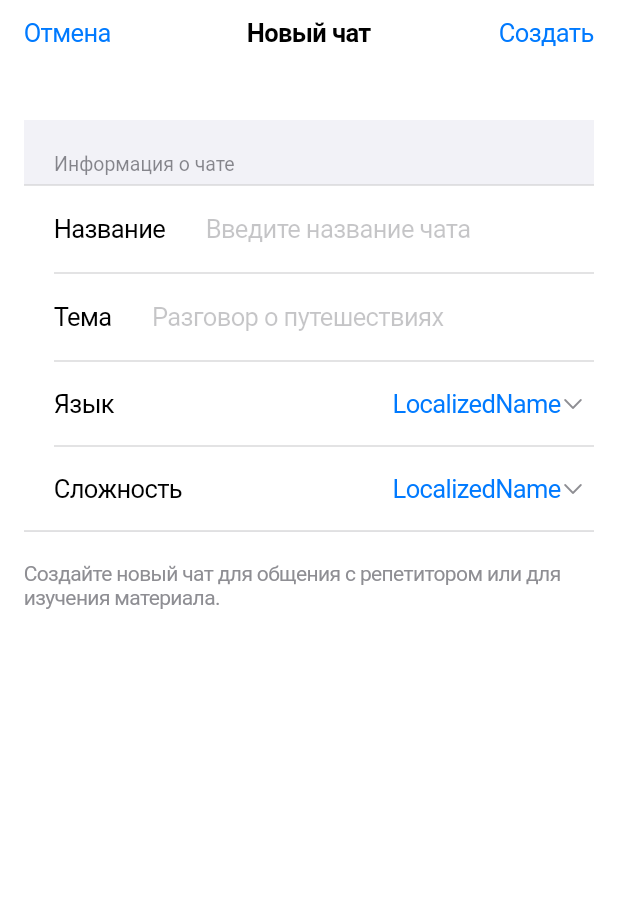
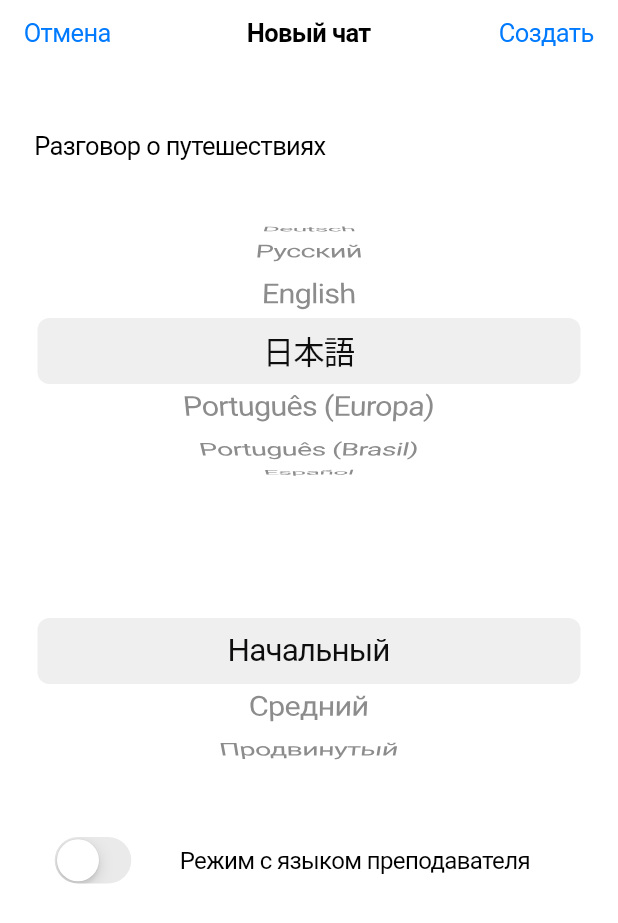
Before and after one commit to RuslanTsitser/repeat_tutor, a Flutter app: the CreateChatScreen screen opened by its route, on a phone screen of 412 x 824 dp. Shown: the top 923 px of the screen. Run offline on Flutter 3.47's test engine with Material 3 defaults, Android fonts, the phone set to English and light mode, and no system bars; our stand-ins replace auto_route, dio, drift, equatable, flutter_riverpod, package_info_plus and 3 more; missing offline and left inert: ab_test_service, apphud, flutter_webrtc, sqlite3; accounts and stored records are empty; generated files the repository leaves out were written again.

Commit message:
feat(chat): enhance chat list and create chat screen functionality
- Updated the chat list screen to implement chat creation and deletion functionalities using respective use cases.
- Refactored the create chat screen to utilize a state provider for managing chat entity data, including language and difficulty level selections.
- Improved user experience by adding validation and dynamic updates for chat topic and teacher language options.

```diff
--- a/lib/presentation/screens/create_chat_screen.dart
+++ b/lib/presentation/screens/create_chat_screen.dart
@@ -2,19 +2,53 @@ import 'package:auto_route/auto_route.dart';
 import 'package:flutter/cupertino.dart';
 import 'package:flutter_riverpod/flutter_riverpod.dart';
 
+import '../../domain/models/session_difficulty_level.dart';
+import '../../domain/models/session_language.dart';
 import '../../infrastructure/core.dart';
 
+class CreateChatEntity {
+  const CreateChatEntity({
+    required this.language,
+    required this.level,
+    required this.teacherLanguage,
+    required this.topic,
+  });
+  final SessionLanguage language;
+  final SessionDifficultyLevel level;
+  final SessionLanguage? teacherLanguage;
+  final String topic;
+
+  CreateChatEntity copyWith({
+    SessionLanguage? language,
+    SessionDifficultyLevel? level,
+    SessionLanguage? teacherLanguage,
+    String? topic,
+  }) {
+    return CreateChatEntity(
+      language: language ?? this.language,
+      level: level ?? this.level,
+      teacherLanguage: teacherLanguage ?? this.teacherLanguage,
+      topic: topic ?? this.topic,
+    );
+  }
+}
+
+final createChatEntityProvider = StateProvider.autoDispose((ref) {
+  return const CreateChatEntity(
+    language: SessionLanguage.english,
+    level: SessionDifficultyLevel.beginner,
+    teacherLanguage: null,
+    topic: 'Разговор о путешествиях',
+  );
+});
+
 @RoutePage()
-class CreateChatScreen extends ConsumerStatefulWidget {
+class CreateChatScreen extends ConsumerWidget {
   const CreateChatScreen({super.key});
 
   @override
-  ConsumerState<CreateChatScreen> createState() => _CreateChatScreenState();
-}
-
-class _CreateChatScreenState extends ConsumerState<CreateChatScreen> {
-  @override
-  Widget build(BuildContext context) {
+  Widget build(BuildContext context, WidgetRef ref) {
+    final entity = ref.watch(createChatEntityProvider);
     return CupertinoPageScaffold(
       navigationBar: CupertinoNavigationBar(
         middle: const Text('Новый чат'),
@@ -25,42 +59,22 @@ class _CreateChatScreenState extends ConsumerState<CreateChatScreen> {
         ),
         trailing: CupertinoButton(
           padding: EdgeInsets.zero,
-          onPressed: () {
-            // TODO: Implement onCreateChat
-          },
+          onPressed: () => ref.read(routerProvider).pop(entity),
           child: const Text('Создать'),
         ),
       ),
       child: SafeArea(
         child: Padding(
           padding: const EdgeInsets.all(16.0),
-          child: Form(
-            child: Column(
-              crossAxisAlignment: CrossAxisAlignment.stretch,
+          child: ListView(
             children: [
               const SizedBox(height: 20),
-                CupertinoFormSection(
-                  header: const Text('Информация о чате'),
-                  children: [
-                    CupertinoFormRow(
-                      prefix: const Text('Название'),
-                      child: CupertinoTextFormFieldRow(
-                        // controller: _nameController,
-                        placeholder: 'Введите название чата',
-                        validator: (value) {
-                          if (value == null || value.trim().isEmpty) {
-                            return 'Название чата обязательно';
-                          }
-                          return null;
-                        },
-                      ),
-                    ),
-
-                    CupertinoFormRow(
-                      prefix: const Text('Тема'),
-                      child: CupertinoTextFormFieldRow(
-                        // controller: TextEditingController(),
+              CupertinoTextFormFieldRow(
+                initialValue: entity.topic,
                 placeholder: 'Разговор о путешествиях',
+                padding: EdgeInsets.zero,
+                onChanged: (value) =>
+                    ref.read(createChatEntityProvider).copyWith(topic: value),
                 validator: (value) {
                   if (value == null || value.trim().isEmpty) {
                     return 'Тема обязательна';
@@ -68,59 +82,107 @@ class _CreateChatScreenState extends ConsumerState<CreateChatScreen> {
                   return null;
                 },
               ),
-                    ),
-                    CupertinoFormRow(
-                      prefix: const Text('Язык'),
-                      child: CupertinoButton(
-                        padding: EdgeInsets.zero,
-                        onPressed: () {
-                          // TODO: Implement onShowLanguageSheet
-                        },
-                        child: const Row(
-                          mainAxisAlignment: MainAxisAlignment.end,
-                          children: [
-                            Text('LocalizedName'),
-                            Icon(
-                              CupertinoIcons.chevron_down,
-                              size: 16,
-                              color: CupertinoColors.systemGrey,
-                            ),
-                          ],
+              const SizedBox(height: 20),
+              SizedBox(
+                height: 200,
+                child: CupertinoPicker(
+                  looping: true,
+                  itemExtent: 44,
+                  onSelectedItemChanged: (index) => ref
+                      .read(createChatEntityProvider)
+                      .copyWith(language: SessionLanguage.values[index]),
+                  children: SessionLanguage.values.map((language) {
+                    return Center(
+                      child: Text(language.localizedName),
+                    );
+                  }).toList(),
                 ),
               ),
+              SizedBox(
+                height: 200,
+                child: CupertinoPicker(
+                  itemExtent: 44,
+                  onSelectedItemChanged: (index) => ref
+                      .read(createChatEntityProvider)
+                      .copyWith(
+                        level: SessionDifficultyLevel.values[index],
                       ),
-                    CupertinoFormRow(
-                      prefix: const Text('Сложность'),
-                      child: CupertinoButton(
-                        padding: EdgeInsets.zero,
-                        onPressed: () {
-                          // TODO: Implement onShowLevelSheet
+                  children: SessionDifficultyLevel.values.map((level) {
+                    return Center(
+                      child: Text(level.localizedName),
+                    );
+                  }).toList(),
+                ),
+              ),
+              const SizedBox(height: 20),
+              Row(
+                children: [
+                  Expanded(
+                    child: CupertinoSwitch(
+                      value: entity.teacherLanguage != null,
+                      onChanged: (value) {
+                        if (value) {
+                          // Включаем режим с языком преподавателя, выбираем первый язык по умолчанию
+                          ref
+                              .read(createChatEntityProvider)
+                              .copyWith(
+                                teacherLanguage: SessionLanguage.english,
+                              );
+                        } else {
+                          // Выключаем режим
+                          ref
+                              .read(createChatEntityProvider)
+                              .copyWith(teacherLanguage: null);
+                        }
                       },
-                        child: const Row(
-                          mainAxisAlignment: MainAxisAlignment.end,
-                          children: [
-                            Text('LocalizedName'),
-                            Icon(
-                              CupertinoIcons.chevron_down,
-                              size: 16,
-                              color: CupertinoColors.systemGrey,
                     ),
-                          ],
+                  ),
+                  const SizedBox(width: 12),
+                  const Expanded(
+                    flex: 3,
+                    child: Text(
+                      'Режим с языком преподавателя',
+                      style: TextStyle(
+                        fontSize: 16,
                       ),
                     ),
                   ),
                 ],
               ),
-                const SizedBox(height: 20),
+              if (entity.teacherLanguage != null) ...[
+                const SizedBox(height: 16),
                 const Text(
-                  'Создайте новый чат для общения с репетитором или для изучения материала.',
+                  'Язык преподавателя',
                   style: TextStyle(
-                    color: CupertinoColors.systemGrey,
-                    fontSize: 14,
+                    fontSize: 18,
+                    fontWeight: FontWeight.bold,
+                  ),
+                ),
+                const SizedBox(height: 8),
+                SizedBox(
+                  height: 200,
+                  child: CupertinoPicker(
+                    looping: true,
+                    itemExtent: 44,
+                    scrollController: FixedExtentScrollController(
+                      initialItem: SessionLanguage.values.indexOf(
+                        entity.teacherLanguage!,
+                      ),
+                    ),
+                    onSelectedItemChanged: (index) => ref
+                        .read(createChatEntityProvider)
+                        .copyWith(
+                          teacherLanguage: SessionLanguage.values[index],
+                        ),
+                    children: SessionLanguage.values.map((language) {
+                      return Center(
+                        child: Text(language.localizedName),
+                      );
+                    }).toList(),
                   ),
                 ),
               ],
-            ),
+            ],
           ),
         ),
       ),
```
Also changed, not shown: lib/presentation/screens/chat_list_screen.dart (+5 -10 lines). Lines whose indentation alone changed are shown as unchanged.
